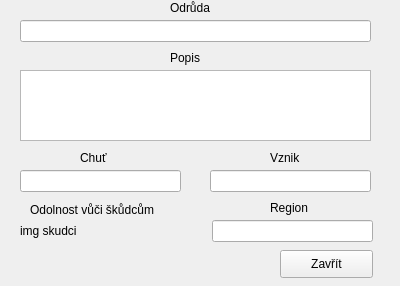
The window that projekt/variety_extract.ui (Luckays/coffee) describes before a commit, drawn with Qt 5.
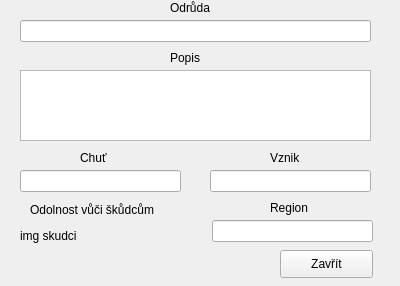
The same window after the commit.

The edit to the form file:
```diff
--- a/projekt/variety_extract.ui
+++ b/projekt/variety_extract.ui
@@ -83,8 +83,8 @@
     <rect>
      <x>20</x>
      <y>220</y>
-     <width>171</width>
-     <height>21</height>
+     <width>181</width>
+     <height>31</height>
     </rect>
    </property>
    <property name="text">
```
